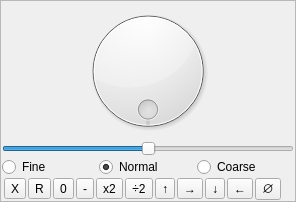
Old version of the form mandelbulber2/qt/slider_popup.ui in the repository buddhi1980/mandelbulber2.
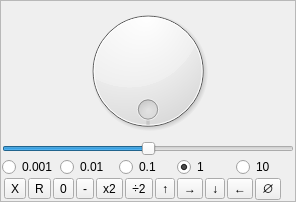
New version of the form.

Commit message: Added more contlol for precission of sliders

```diff
--- a/mandelbulber2/qt/slider_popup.ui
+++ b/mandelbulber2/qt/slider_popup.ui
@@ -87,13 +87,33 @@
      <property name="spacing">
       <number>0</number>
      </property>
+     <item>
+      <widget class="QRadioButton" name="radioButton_super_fine">
+       <property name="focusPolicy">
+        <enum>Qt::NoFocus</enum>
+       </property>
+       <property name="text">
+        <string>0.001</string>
+       </property>
+      </widget>
+     </item>
+     <item>
+      <widget class="QRadioButton" name="radioButton_very_fine">
+       <property name="focusPolicy">
+        <enum>Qt::NoFocus</enum>
+       </property>
+       <property name="text">
+        <string>0.01</string>
+       </property>
+      </widget>
+     </item>
      <item>
       <widget class="QRadioButton" name="radioButton_fine">
        <property name="focusPolicy">
         <enum>Qt::NoFocus</enum>
        </property>
        <property name="text">
-        <string>Fine</string>
+        <string>0.1</string>
        </property>
       </widget>
      </item>
@@ -103,7 +123,7 @@
         <enum>Qt::NoFocus</enum>
        </property>
        <property name="text">
-        <string>Normal</string>
+        <string>1</string>
        </property>
        <property name="checked">
         <bool>true</bool>
@@ -116,7 +136,7 @@
         <enum>Qt::NoFocus</enum>
        </property>
        <property name="text">
-        <string>Coarse</string>
+        <string>10</string>
        </property>
       </widget>
      </item>
```
The commit also changes 6 other files.
